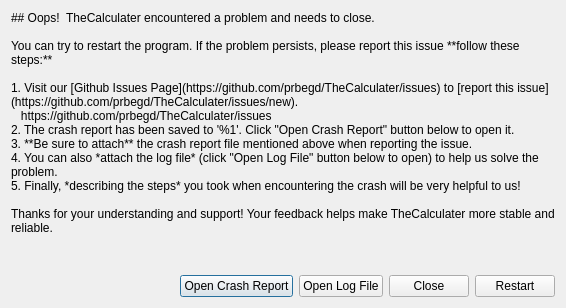
Before: the Qt Designer form subprojects/CrashHandler/crash_handler_dialog.ui in prbegd/TheCalculater, drawn with Qt 5.
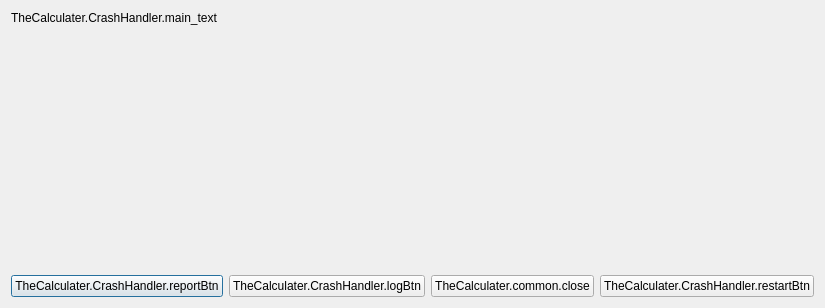
After: the same form once the commit is applied.

Commit message:
feat: add tr support for crash handler dialog
{WIP}

```diff
--- a/subprojects/CrashHandler/crash_handler_dialog.ui
+++ b/subprojects/CrashHandler/crash_handler_dialog.ui
@@ -47,18 +47,7 @@
       <enum>Qt::FocusPolicy::StrongFocus</enum>
      </property>
      <property name="text">
-      <string>## Oops!  TheCalculater encountered a problem and needs to close.
-
-You can try to restart the program. If the problem persists, please report this issue **follow these steps:**
-
-1. Visit our [Github Issues Page](https://github.com/prbegd/TheCalculater/issues) to [report this issue](https://github.com/prbegd/TheCalculater/issues/new). 
-   https://github.com/prbegd/TheCalculater/issues
-2. The crash report has been saved to '%1'. Click &quot;Open Crash Report&quot; button below to open it. 
-3. **Be sure to attach** the crash report file mentioned above when reporting the issue.
-4. You can also *attach the log file* (click &quot;Open Log File&quot; button below to open) to help us solve the problem.
-5. Finally, *describing the steps* you took when encountering the crash will be very helpful to us!
-
-Thanks for your understanding and support! Your feedback helps make TheCalculater more stable and reliable.</string>
+      <string>TheCalculater.CrashHandler.main_text</string>
      </property>
      <property name="textFormat">
       <enum>Qt::TextFormat::MarkdownText</enum>
@@ -116,7 +105,7 @@
           <enum>Qt::FocusPolicy::StrongFocus</enum>
          </property>
          <property name="text">
-          <string>Open Crash Report</string>
+          <string>TheCalculater.CrashHandler.reportBtn</string>
          </property>
         </widget>
        </item>
@@ -126,7 +115,7 @@
           <enum>Qt::FocusPolicy::StrongFocus</enum>
          </property>
          <property name="text">
-          <string>Open Log File</string>
+          <string>TheCalculater.CrashHandler.logBtn</string>
          </property>
         </widget>
        </item>
@@ -136,14 +125,14 @@
           <enum>Qt::FocusPolicy::StrongFocus</enum>
          </property>
          <property name="text">
-          <string>Close</string>
+          <string>TheCalculater.common.close</string>
          </property>
         </widget>
        </item>
        <item>
         <widget class="QPushButton" name="restartBtn">
          <property name="text">
-          <string>Restart</string>
+          <string>TheCalculater.CrashHandler.restartBtn</string>
          </property>
         </widget>
        </item>
```
Left out of the diff: 2 changed lines with no effect on the pictures. The commit also changes 4 other files.
